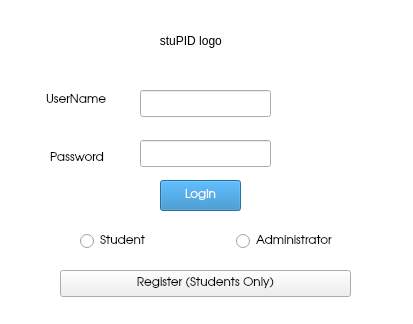
abhinavthukral28/stuPID, file logindialog.ui: the form before one commit.
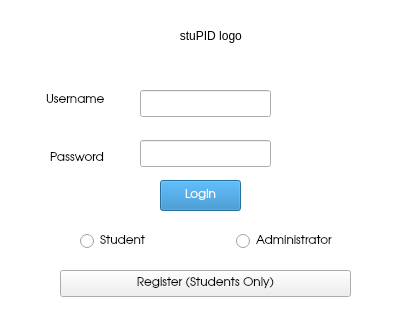
The form after the commit.

What changed in the file:
```diff
--- a/logindialog.ui
+++ b/logindialog.ui
@@ -138,7 +138,7 @@
     </font>
    </property>
    <property name="text">
-    <string>UserName</string>
+    <string>Username</string>
    </property>
   </widget>
   <widget class="QLabel" name="passwordlabel">
@@ -162,12 +162,24 @@
   <widget class="QLabel" name="label">
    <property name="geometry">
     <rect>
-     <x>70</x>
+     <x>90</x>
      <y>10</y>
-     <width>321</width>
-     <height>61</height>
+     <width>221</width>
+     <height>51</height>
     </rect>
    </property>
+   <property name="sizePolicy">
+    <sizepolicy hsizetype="Minimum" vsizetype="Minimum">
+     <horstretch>0</horstretch>
+     <verstretch>0</verstretch>
+    </sizepolicy>
+   </property>
+   <property name="maximumSize">
+    <size>
+     <width>16777</width>
+     <height>16777</height>
+    </size>
+   </property>
    <property name="text">
     <string>                           stuPID logo</string>
    </property>
```
Left out of the diff: 3 changed lines with no effect on the pictures.
